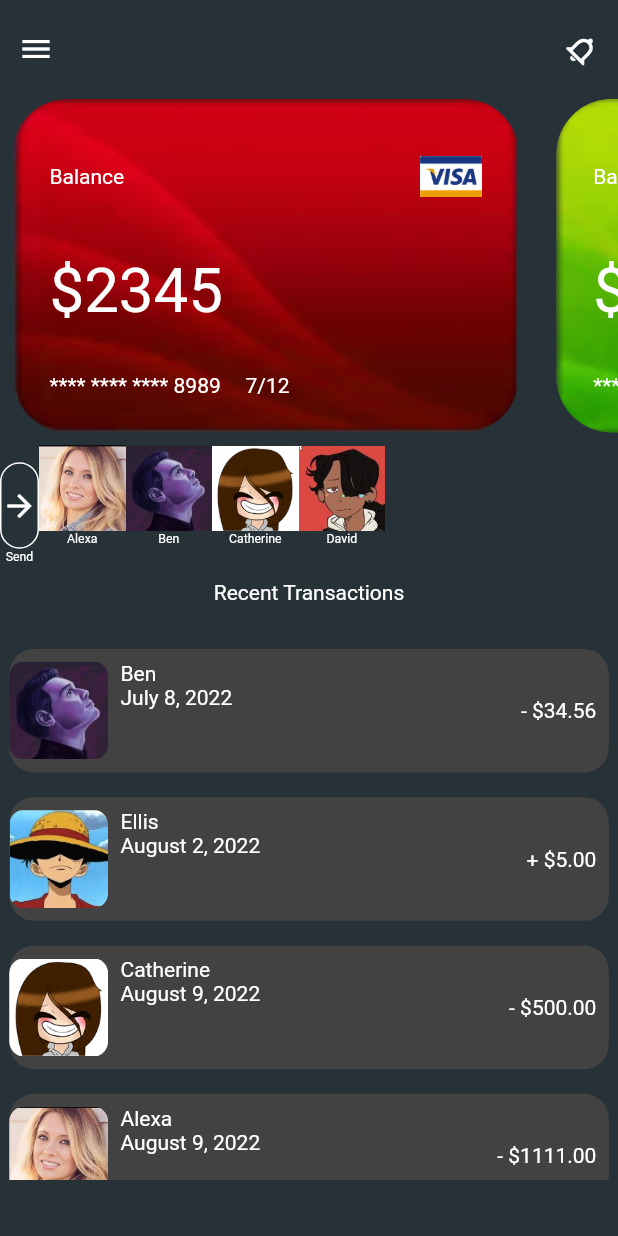
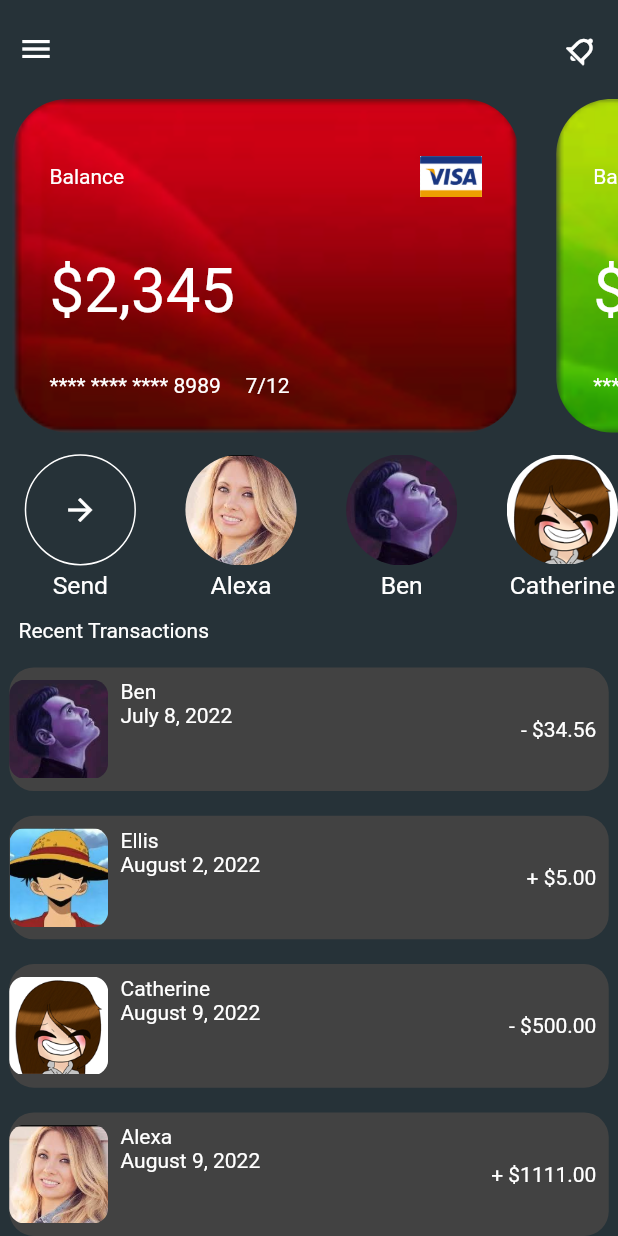
Before and after one commit to L1ght5p33D/mobile_payments_app_interface, a Flutter app: the screen it shows after launch, on a phone screen of 412 x 824 dp. Run offline on Flutter 3.47's test engine with Material 2 defaults, Android fonts, the phone set to English and light mode, and no system bars; missing offline and left inert: numeric_keyboard.

Commit message:
recent benef layout

```diff
--- a/lib/ca_globals.dart
+++ b/lib/ca_globals.dart
@@ -5,15 +5,15 @@ Size ss = Size(0,0);
 List user_card_data = [
   {"brand": "visa",
     "card_type": "Debit Card",
-    "balance": "2345",
+    "balance": "2,345",
     "last_four": "8989",
     "bank": "Bank of America",
     "expire": "7/12"
   },
   {"brand": "mastercard",
     "card_type": "Cashback Mastercard",
-    "balance": "2345",
-    "last_four": "8989",
+    "balance": "5,432",
+    "last_four": "3434",
     "bank": "JPMorgan",
     "expire": "8/19"
   },
@@ -58,11 +58,11 @@ List<Map> trans_data = [
   {"trans_user": "Catherine",
     "date": "August 9, 2022",
     "amount": "500.00",
-    "type": "debit"
+    "cod": "debit"
   },
   {"trans_user": "Alexa",
     "date": "August 9, 2022",
     "amount": "1111.00",
-    "type": "credit"
+    "cod": "credit"
   }
 ];
--- a/lib/cash_app_home.dart
+++ b/lib/cash_app_home.dart
@@ -42,38 +42,49 @@ class _CashHomePageState extends State<CashHomePage> {
                     return CreditCardLVI(card_data: user_card_data[card_idx], card_idx: card_idx,);
           })),
 
-          Container(height: ss.height * .11,
+          Container(height: ss.height * .13,
               child:ListView.builder(
                   scrollDirection: Axis.horizontal,
                   itemCount: benef_data.length,
                   itemBuilder: (context, benef_idx){
                     if (benef_idx == 0){
                       return
-                        Container(height: ss.height * .076,
+                      Padding(
+                              padding: EdgeInsets.symmetric(horizontal:ss.width*.04),
+                          child:
+                        Container(height: ss.height * .13,
                             child:Column(
                                 mainAxisAlignment: MainAxisAlignment.center,
                                 children:[
                                   Container(
-                                      height: ss.height * .07,
+                                      height: ss.height * .09,
+                                      width:ss.height * .09,
                                       decoration:
                                       BoxDecoration(
                                           border: Border.all(color:Colors.white, width: 1.0),
-                                          borderRadius: BorderRadius.circular(ss.height * .035)),
+                                          borderRadius: BorderRadius.circular(ss.height * .045)),
                                       child: Center(child: Icon(Icons.arrow_forward_outlined))
                                   ),
-                                  Container(height: ss.height * .012,
+
+                                  Container(
+                                      padding: EdgeInsets.only(top:ss.width*.01),
+                                      height: ss.height * .025,
                                       child:Text("Send",
-                                        style: TextStyle(fontSize: ss.height * .01),))
+                                        style: TextStyle(fontSize: ss.height * .02),))
 
-                                ]));
+                                ])));
                     }
                     return RecentBFS_LVI(
                       benef: benef_data[benef_idx - 1], benef_idx: benef_idx -1);
                   })),
 
-          Container(height: ss.height * .045,
-                      child: Text("Recent Transactions")),
-          Container(height: ss.height * .44,
+
+          Container(
+              padding: EdgeInsets.only(left:ss.width*.03),
+              height: ss.height * .04,
+                      child:Row(children:[ Text("Recent Transactions")])),
+          // Container(height: ss.height * .4,
+          Expanded(
                   child:
                   ListView.builder(
                       scrollDirection: Axis.vertical,
--- a/lib/recent_benef_lvi.dart
+++ b/lib/recent_benef_lvi.dart
@@ -12,22 +12,29 @@ class RecentBFS_LVI extends StatelessWidget {
   Widget build(BuildContext context) {
 
       return
-        Container(height: ss.height * .077,
-            child:Column(children:[
+      Padding(
+          padding: EdgeInsets.symmetric(horizontal:ss.width*.04),
+          child:
+        Container(
+            height: ss.height * .13,
+            child:Column(
+                mainAxisAlignment: MainAxisAlignment.center,
+                children:[
               Container(
-                  height: ss.height * .07,
-                  decoration:
-                  BoxDecoration(
-                      borderRadius: BorderRadius.circular(ss.height * .035)),
-                  child: Center(child: Image.asset(benef["pp_path"],
-                    width: ss.height * .07,
-                    height: ss.height * .07,))
-              ),
-              Container(height: ss.height * .012,
+              child:
+                  ClipRRect(
+                      borderRadius: BorderRadius.circular(ss.height * .045),
+                  child: Image.asset(benef["pp_path"],
+                    width: ss.height * .09,
+                    height: ss.height * .09,)
+              )),
+              Container(
+                  padding: EdgeInsets.only(top:ss.width*.01),
+                  height: ss.height * .025,
                   child:Text(benef["name"],
-                    style: TextStyle(fontSize: ss.height * .01),))
+                    style: TextStyle(fontSize: ss.height * .02),))
 
-            ]));
+            ])));
 
   }
 }
```
